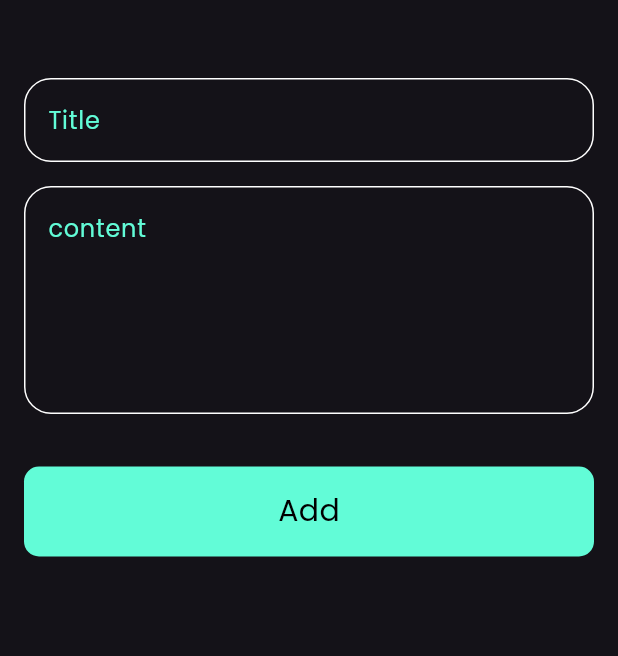
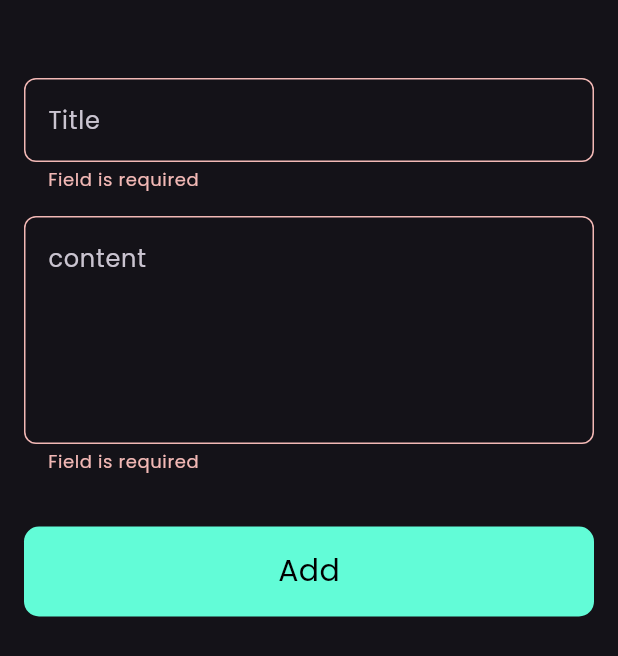
Before and after one commit to Ahmeedkhaled/Note_App, a Flutter app: the AddNoteBottomSheet widget shown alone on an empty page, opened directly, after a tap on "Add", on a phone screen of 412 x 824 dp. Shown: the top 656 px of the screen. Run offline on Flutter 3.47's test engine with Material 3 defaults, Android fonts, the phone set to English and light mode, and no system bars; drawn by our look-alikes of modal_progress_hud_nsn; our stand-ins replace bloc, flutter_bloc, font_awesome_flutter, hive, hive_flutter; accounts and stored records are empty.

```diff
--- a/lib/cubits/add_note_cubit/add_note_cubit.dart
+++ b/lib/cubits/add_note_cubit/add_note_cubit.dart
@@ -13,10 +13,10 @@ class AddNoteCubit extends Cubit<NoteCubitState> {
     emit(NoteCubitLoading());
     try {
       var noteBox = Hive.box(kNotesBox);
+      await noteBox.add(note);
       emit(NoteCubitSuccess());
-      await noteBox.add(note);
     } catch (e) {
-      NoteCubitFailure(errorMessage: e.toString());
+      emit(NoteCubitFailure(errorMessage: e.toString()));
     }
   }
 }
--- a/lib/main.dart
+++ b/lib/main.dart
@@ -12,7 +12,7 @@ import 'package:project_local_storage/view/screens/notes_view.dart';
 void main() async {
   Bloc.observer = SimpleBlocObserver();
   await Hive.initFlutter();
-  await Hive.openBox(kNotesBox);
+  await Hive.openBox<NoteModel>(kNotesBox);
   Hive.registerAdapter(NoteModelAdapter());
   runApp(const NotesApp());
 }
--- a/lib/view/widgets/add_note_bottom_sheet.dart
+++ b/lib/view/widgets/add_note_bottom_sheet.dart
@@ -11,8 +11,7 @@ class AddNoteBottomSheet extends StatelessWidget {
   Widget build(BuildContext context) {
     return Padding(
       padding: const EdgeInsets.symmetric(horizontal: 16.0, vertical: 16),
-      child: SingleChildScrollView(
-          child: BlocConsumer<AddNoteCubit, NoteCubitState>(
+      child: BlocConsumer<AddNoteCubit, NoteCubitState>(
         listener: (context, state) {
           if (state is NoteCubitFailure) {
             print("Failuer ${state.errorMessage}");
@@ -24,9 +23,9 @@ class AddNoteBottomSheet extends StatelessWidget {
         builder: (context, state) {
           return ModalProgressHUD(
               inAsyncCall: state is NoteCubitLoading ? true : false,
-              child: const AddNoteForm());
+              child: const SingleChildScrollView(child: AddNoteForm()));
         },
-      )),
+      ),
     );
   }
 }
--- a/lib/view/widgets/add_note_form.dart
+++ b/lib/view/widgets/add_note_form.dart
@@ -1,4 +1,7 @@
 import 'package:flutter/material.dart';
+import 'package:flutter_bloc/flutter_bloc.dart';
+import 'package:project_local_storage/cubits/add_note_cubit/add_note_cubit.dart';
+import 'package:project_local_storage/model/note_model.dart';
 import 'package:project_local_storage/view/widgets/custom_button_note.dart';
 import 'package:project_local_storage/view/widgets/custom_text_feild.dart';
 
@@ -16,18 +19,25 @@ class _AddNoteFormState extends State<AddNoteForm> {
   @override
   Widget build(BuildContext context) {
     return Form(
+      key: formKey,
       child: Column(
         children: [
           const SizedBox(
             height: 36,
           ),
-          const CustomTextField(
+          CustomTextField(
+            onSaved: (value) {
+              title = value;
+            },
             hintText: 'Title',
           ),
           const SizedBox(
             height: 16,
           ),
-          const CustomTextField(
+          CustomTextField(
+            onSaved: (value) {
+              subTitle = value;
+            },
             hintText: 'content',
             maxLines: 5,
           ),
@@ -38,6 +48,12 @@ class _AddNoteFormState extends State<AddNoteForm> {
             onTap: () {
               if (formKey.currentState!.validate()) {
                 formKey.currentState!.save();
+                var noteModel = NoteModel(
+                    title: title!,
+                    subTitle: subTitle!,
+                    date: DateTime.now().toString(),
+                    color: Colors.black12.value);
+                BlocProvider.of<AddNoteCubit>(context).addNote(noteModel);
               } else {
                 autovalidateMode = AutovalidateMode.always;
                 setState(() {});
--- a/lib/view/widgets/custom_button_note.dart
+++ b/lib/view/widgets/custom_button_note.dart
@@ -2,12 +2,11 @@ import 'package:flutter/material.dart';
 
 class CustomButtonNote extends StatelessWidget {
   const CustomButtonNote({super.key, required this.onTap});
-  final Function onTap;
-
+  final void Function()? onTap;
   @override
   Widget build(BuildContext context) {
     return GestureDetector(
-      onTap: () => onTap(),
+      onTap: onTap,
       child: Container(
         width: MediaQuery.of(context).size.width,
         height: 60,
--- a/lib/view/widgets/custom_text_feild.dart
+++ b/lib/view/widgets/custom_text_feild.dart
@@ -1,18 +1,33 @@
 import 'package:flutter/material.dart';
 
 class CustomTextField extends StatelessWidget {
-  const CustomTextField({super.key, required this.hintText,this.maxLines=1});
+  const CustomTextField(
+      {super.key,
+      required this.hintText,
+      this.maxLines = 1,
+      this.onSaved,
+      this.onChanged});
   final String hintText;
   final int maxLines;
+  final void Function(String?)? onSaved;
 
+  final Function(String)? onChanged;
   @override
   Widget build(BuildContext context) {
-    return TextField(
-      maxLines:maxLines ,
+    return TextFormField(
+      onChanged: onChanged,
+      onSaved: onSaved,
+      validator: (value) {
+        if (value?.isEmpty ?? true) {
+          return 'Field is required ';
+        } else {
+          return null;
+        }
+      },
       cursorColor: Theme.of(context).primaryColor,
+      maxLines: maxLines,
       decoration: InputDecoration(
         hintText: hintText,
-        hintStyle: TextStyle(color: Theme.of(context).primaryColor),
         border: buildBorder(),
         enabledBorder: buildBorder(),
         focusedBorder: buildBorder(Theme.of(context).primaryColor),
@@ -22,8 +37,11 @@ class CustomTextField extends StatelessWidget {
 
   OutlineInputBorder buildBorder([color]) {
     return OutlineInputBorder(
-      borderSide: BorderSide(width: 1, color: color ?? Colors.white),
-      borderRadius: BorderRadius.circular(18),
-    );
+        borderRadius: BorderRadius.circular(
+          8,
+        ),
+        borderSide: BorderSide(
+          color: color ?? Colors.white,
+        ));
   }
 }
```
